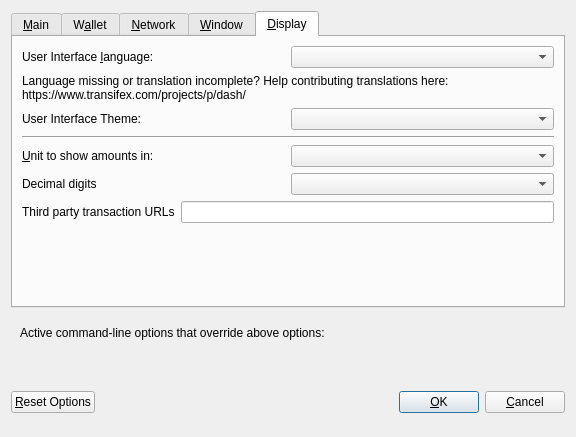
Qt form src/qt/forms/optionsdialog.ui (zuluplatform/gincoin-core) before a commit.
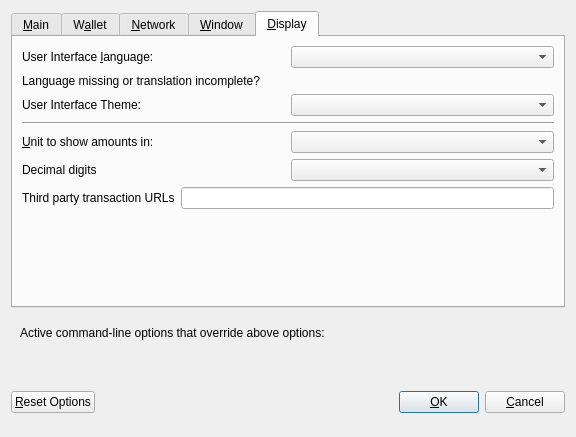
The same form after that commit. The open tabs and pages were chosen to show the change. Custom widgets are drawn as their Qt base class.

Commit message: replaced 'dash' with 'gincoin'

Patch:
```diff
--- a/src/qt/forms/optionsdialog.ui
+++ b/src/qt/forms/optionsdialog.ui
@@ -702,8 +702,7 @@
           <string notr="true"/>
          </property>
          <property name="text">
-          <string>Language missing or translation incomplete? Help contributing translations here:
-https://www.transifex.com/projects/p/dash/</string>
+          <string>Language missing or translation incomplete?</string>
          </property>
          <property name="wordWrap">
           <bool>true</bool>
```
The commit also changes 317 other files.
